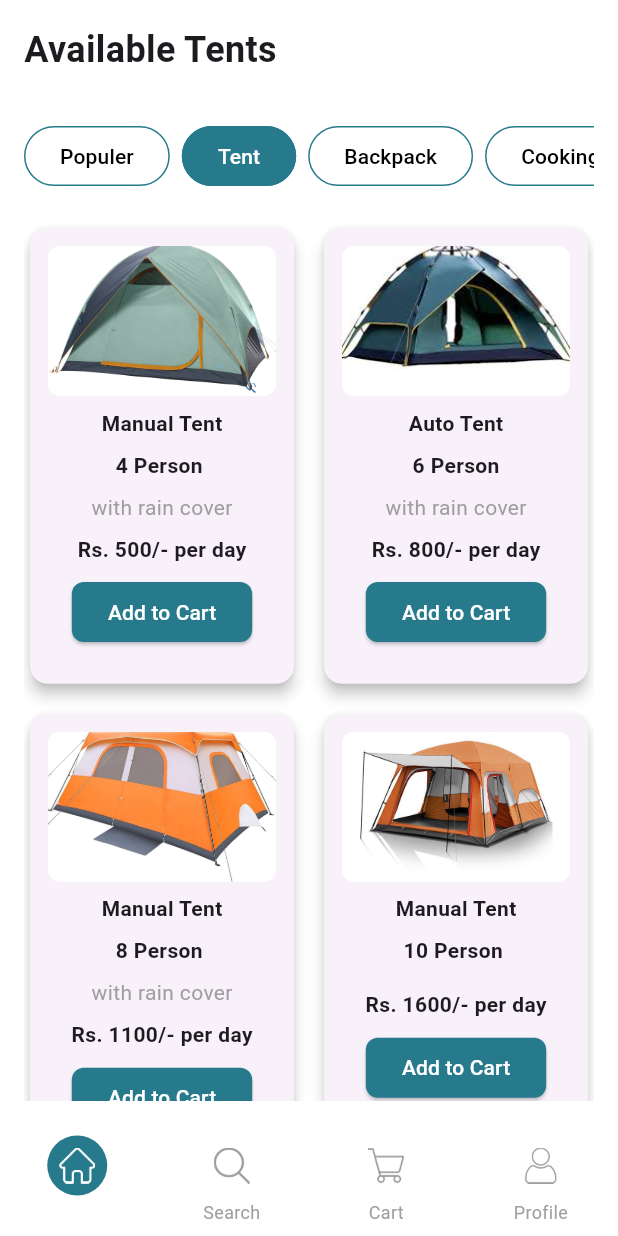
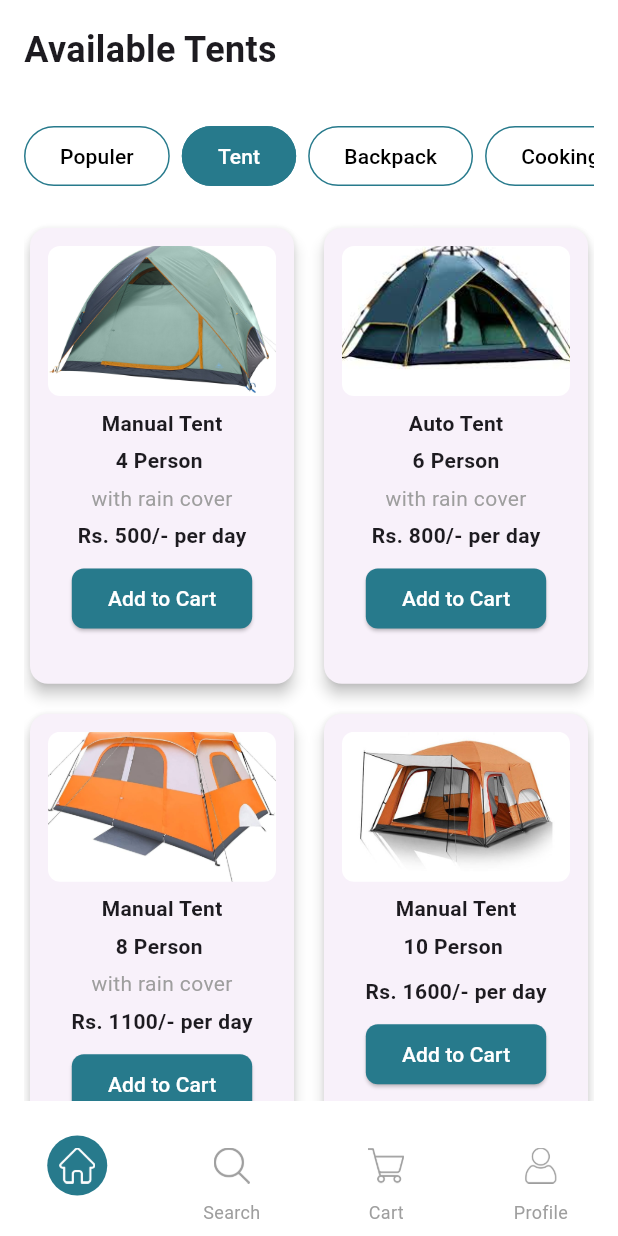
Before and after one commit to Chanukaisuru/CampKit, a Flutter app: the TentPage screen opened directly, on a phone screen of 412 x 824 dp. Run offline on Flutter 3.47's test engine with Material 3 defaults, Android fonts, the phone set to English and light mode, and no system bars.

Commit message:
change sizedbox tent card

```diff
--- a/lib/category_pages/tent/tent_card.dart
+++ b/lib/category_pages/tent/tent_card.dart
@@ -52,7 +52,7 @@ class TentCard extends StatelessWidget {
             ),
 
             /*----------------capacity--------------------------- */
-            const SizedBox(height: 8),
+            const SizedBox(height: 5),
             if(capacity !=null)
             Text(
               capacity!,
@@ -63,7 +63,7 @@ class TentCard extends StatelessWidget {
             ),
 
             /**-------------description------------------- */
-            const SizedBox(height: 8),
+            const SizedBox(height: 5),
             if(description !=null)
 
             Text(
@@ -75,7 +75,7 @@ class TentCard extends StatelessWidget {
             ),
 
             /*---------------------price--------------------*/
-            const SizedBox(height: 8),
+            const SizedBox(height: 5),
             Text(
               'Rs. $pricePerDay/- per day',
               style: const TextStyle(
```
